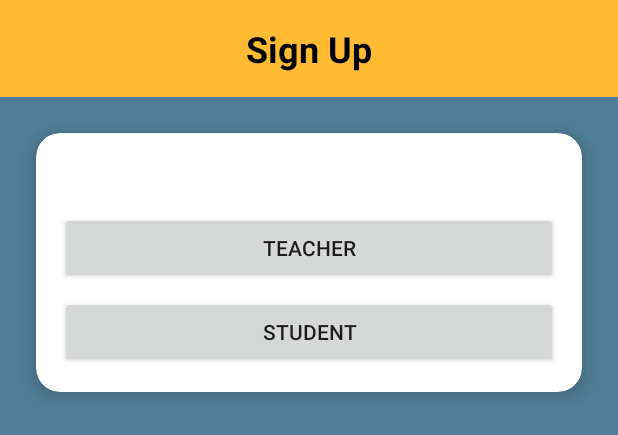
After one commit to vishaalkathi/AttendEase, an Android app built with Jetpack Compose: the layout activity_registration.xml on its own in the app's theme, with its tools: preview values and no code run, on a phone screen of 412 x 824 dp. The commit adds this screen. Shown: the top 435 px of the screen. Run offline under Robolectric (Android 15) with nearby library versions, the phone set to English and light mode, and no system bars.

Commit message:
Login and Registration UI Completed

```diff
--- a/app/src/main/AndroidManifest.xml
+++ b/app/src/main/AndroidManifest.xml
@@ -12,6 +12,9 @@
         android:supportsRtl="true"
         android:theme="@style/Theme.AttendEase"
         tools:targetApi="31">
+        <activity
+            android:name=".RegistrationActivity"
+            android:exported="false" />
         <activity
             android:name=".SplashScreenActivity"
             android:exported="true">
--- /dev/null
+++ b/app/src/main/java/com/vishaal/attendease/RegistrationActivity.kt
@@ -0,0 +1,20 @@
+package com.vishaal.attendease
+
+import android.os.Bundle
+import androidx.activity.enableEdgeToEdge
+import androidx.appcompat.app.AppCompatActivity
+import androidx.core.view.ViewCompat
+import androidx.core.view.WindowInsetsCompat
+
+class RegistrationActivity : AppCompatActivity() {
+    override fun onCreate(savedInstanceState: Bundle?) {
+        super.onCreate(savedInstanceState)
+        enableEdgeToEdge()
+        setContentView(R.layout.activity_registration)
+        ViewCompat.setOnApplyWindowInsetsListener(findViewById(R.id.main)) { v, insets ->
+            val systemBars = insets.getInsets(WindowInsetsCompat.Type.systemBars())
+            v.setPadding(systemBars.left, systemBars.top, systemBars.right, systemBars.bottom)
+            insets
+        }
+    }
+}
--- a/app/src/main/res/layout/activity_login.xml
+++ b/app/src/main/res/layout/activity_login.xml
@@ -1,10 +1,67 @@
 <?xml version="1.0" encoding="utf-8"?>
-<androidx.constraintlayout.widget.ConstraintLayout xmlns:android="http://schemas.android.com/apk/res/android"
+<RelativeLayout xmlns:android="http://schemas.android.com/apk/res/android"
     xmlns:app="http://schemas.android.com/apk/res-auto"
     xmlns:tools="http://schemas.android.com/tools"
     android:id="@+id/main"
     android:layout_width="match_parent"
     android:layout_height="match_parent"
-    tools:context=".LoginActivity">
+    tools:context=".LoginActivity"
+    android:background="@color/blue">
 
-</androidx.constraintlayout.widget.ConstraintLayout>
+    <TextView
+        android:id="@+id/signin_title"
+        android:layout_width="match_parent"
+        android:layout_height="wrap_content"
+        android:text="Sign In"
+        android:textSize="24sp"
+        android:textStyle="bold"
+        android:gravity="center"
+        android:padding="16dp"
+        android:background="@android:color/holo_orange_light"
+        android:textColor="@android:color/black"
+        android:layout_alignParentTop="true"/>
+
+    <androidx.cardview.widget.CardView
+        android:layout_width="match_parent"
+        android:layout_height="wrap_content"
+        app:cardCornerRadius="16dp"
+        app:cardElevation="8dp"
+        android:layout_margin="24dp"
+        app:cardBackgroundColor="@android:color/white"
+        android:layout_centerInParent="true"
+        >
+
+        <LinearLayout
+            android:layout_width="match_parent"
+            android:layout_height="wrap_content"
+            android:orientation="vertical"
+            android:padding="24dp">
+
+            <EditText
+                android:id="@+id/email"
+                android:layout_width="match_parent"
+                android:layout_height="wrap_content"
+                android:hint="Enter Email"
+                android:inputType="textEmailAddress"/>
+
+            <EditText
+                android:id="@+id/password"
+                android:layout_width="match_parent"
+                android:layout_height="wrap_content"
+                android:hint="Enter Password"
+                android:inputType="textPassword"
+                android:layout_marginTop="12dp"/>
+
+            <Button
+                android:id="@+id/btn_login"
+                android:layout_width="match_parent"
+                android:layout_height="wrap_content"
+                android:text="Login"
+                android:layout_marginTop="16dp"
+                android:background="@android:color/holo_orange_light"
+                android:textColor="@android:color/black"/>
+
+        </LinearLayout>
+    </androidx.cardview.widget.CardView>
+
+</RelativeLayout>
--- /dev/null
+++ b/app/src/main/res/layout/activity_registration.xml
@@ -0,0 +1,185 @@
+<?xml version="1.0" encoding="utf-8"?>
+<RelativeLayout xmlns:android="http://schemas.android.com/apk/res/android"
+    xmlns:app="http://schemas.android.com/apk/res-auto"
+    xmlns:tools="http://schemas.android.com/tools"
+    android:layout_width="match_parent"
+    android:layout_height="match_parent"
+    tools:context=".RegistrationActivity"
+    android:background="@color/blue">
+
+    <TextView
+        android:id="@+id/tv_signup_title"
+        android:layout_width="match_parent"
+        android:layout_height="wrap_content"
+        android:text="Sign Up"
+        android:textSize="24sp"
+        android:textStyle="bold"
+        android:gravity="center"
+        android:background="@android:color/holo_orange_light"
+        android:textColor="@android:color/black"
+        android:padding="16dp"
+        android:layout_alignParentTop="true"/>
+
+    <androidx.cardview.widget.CardView
+        android:id="@+id/card_selection"
+        android:layout_width="match_parent"
+        android:layout_height="wrap_content"
+        app:cardCornerRadius="16dp"
+        app:cardElevation="8dp"
+        android:layout_margin="24dp"
+        android:layout_centerHorizontal="true"
+        android:layout_below="@id/tv_signup_title"
+        android:padding="16dp"
+        android:background="@android:color/holo_orange_light">
+
+        <LinearLayout
+            android:layout_width="match_parent"
+            android:layout_height="wrap_content"
+            android:orientation="vertical"
+            android:gravity="center"
+            android:padding="16dp">
+
+            <TextView
+            android:layout_width="wrap_content"
+            android:layout_height="wrap_content"
+            android:text="Are you a Teacher or Student?"
+            android:textSize="18sp"
+            android:textStyle="bold"
+            android:gravity="center"
+            android:textColor="@android:color/white"/>
+
+
+            <Button
+                android:id="@+id/btn_teacher"
+                android:layout_width="match_parent"
+                android:layout_height="wrap_content"
+                android:text="Teacher"
+                android:layout_marginTop="12dp"/>
+
+            <Button
+                android:id="@+id/btn_student"
+                android:layout_width="match_parent"
+                android:layout_height="wrap_content"
+                android:text="Student"
+                android:layout_marginTop="8dp"/>
+
+        </LinearLayout>
+    </androidx.cardview.widget.CardView>
+
+    <androidx.cardview.widget.CardView
+        android:id="@+id/card_teacher"
+        android:layout_width="match_parent"
+        android:layout_height="wrap_content"
+        app:cardCornerRadius="16dp"
+        app:cardElevation="8dp"
+        android:layout_margin="24dp"
+        android:layout_centerHorizontal="true"
+        android:layout_below="@id/card_selection"
+        android:visibility="gone">
+
+        <LinearLayout
+            android:layout_width="match_parent"
+            android:layout_height="wrap_content"
+            android:orientation="vertical"
+            android:padding="24dp">
+
+            <TextView
+                android:layout_width="wrap_content"
+                android:layout_height="wrap_content"
+                android:text="Teacher"
+                android:textSize="20sp"
+                android:textStyle="bold"
+                android:gravity="center"/>
+
+            <EditText
+                android:id="@+id/et_teacher_name"
+                android:layout_width="match_parent"
+                android:layout_height="wrap_content"
+                android:hint="Name"/>
+
+            <EditText
+                android:id="@+id/et_teacher_email"
+                android:layout_width="match_parent"
+                android:layout_height="wrap_content"
+                android:hint="Email"/>
+
+            <EditText
+                android:id="@+id/et_teacher_password"
+                android:layout_width="match_parent"
+                android:layout_height="wrap_content"
+                android:hint="Password"
+                android:inputType="textPassword"/>
+
+            <Button
+                android:id="@+id/btn_teacher_signup"
+                android:layout_width="match_parent"
+                android:layout_height="wrap_content"
+                android:text="Sign Up"
+                android:layout_marginTop="16dp"
+                android:background="@android:color/holo_orange_light"
+                android:textColor="@android:color/black"/>
+        </LinearLayout>
+    </androidx.cardview.widget.CardView>
+
+    <androidx.cardview.widget.CardView
+        android:id="@+id/card_student"
+        android:layout_width="match_parent"
+        android:layout_height="wrap_content"
+        app:cardCornerRadius="16dp"
+        app:cardElevation="8dp"
+        android:layout_margin="24dp"
+        android:layout_centerHorizontal="true"
+        android:layout_below="@id/card_teacher"
+        android:visibility="gone">
+
+        <LinearLayout
+            android:layout_width="match_parent"
+            android:layout_height="wrap_content"
+            android:orientation="vertical"
+            android:padding="24dp">
+
+            <TextView
+                android:layout_width="wrap_content"
+                android:layout_height="wrap_content"
+                android:text="Student"
+                android:textSize="20sp"
+                android:textStyle="bold"
+                android:gravity="center"/>
+
+            <EditText
+                android:id="@+id/et_student_name"
+                android:layout_width="match_parent"
+                android:layout_height="wrap_content"
+                android:hint="Name"/>
+
+            <EditText
+                android:id="@+id/et_student_reg"
+                android:layout_width="match_parent"
+                android:layout_height="wrap_content"
+                android:hint="Reg No."/>
+
+            <EditText
+                android:id="@+id/et_student_email"
+                android:layout_width="match_parent"
+                android:layout_height="wrap_content"
+                android:hint="Email"/>
+
+            <EditText
+                android:id="@+id/et_student_password"
+                android:layout_width="match_parent"
+                android:layout_height="wrap_content"
+                android:hint="Password"
+                android:inputType="textPassword"/>
+
+            <Button
+                android:id="@+id/btn_student_signup"
+                android:layout_width="match_parent"
+                android:layout_height="wrap_content"
+                android:text="Sign Up"
+                android:layout_marginTop="16dp"
+                android:background="@android:color/holo_orange_light"
+                android:textColor="@android:color/black"/>
+        </LinearLayout>
+    </androidx.cardview.widget.CardView>
+
+</RelativeLayout>
--- a/app/src/main/res/values/colors.xml
+++ b/app/src/main/res/values/colors.xml
@@ -7,4 +7,5 @@
     <color name="teal_700">#FF018786</color>
     <color name="black">#FF000000</color>
     <color name="white">#FFFFFFFF</color>
+    <color name="blue">#507E98</color>
 </resources>
--- a/gradle/libs.versions.toml
+++ b/gradle/libs.versions.toml
@@ -12,6 +12,7 @@ appcompat = "1.7.0"
 material = "1.12.0"
 activity = "1.10.0"
 constraintlayout = "2.2.0"
+cardview = "1.0.0"
 
 [libraries]
 androidx-core-ktx = { group = "androidx.core", name = "core-ktx", version.ref = "coreKtx" }
@@ -32,6 +33,7 @@ androidx-appcompat = { group = "androidx.appcompat", name = "appcompat", version
 material = { group = "com.google.android.material", name = "material", version.ref = "material" }
 androidx-activity = { group = "androidx.activity", name = "activity", version.ref = "activity" }
 androidx-constraintlayout = { group = "androidx.constraintlayout", name = "constraintlayout", version.ref = "constraintlayout" }
+androidx-cardview = { group = "androidx.cardview", name = "cardview", version.ref = "cardview" }
 
 [plugins]
 android-application = { id = "com.android.application", version.ref = "agp" }
```
